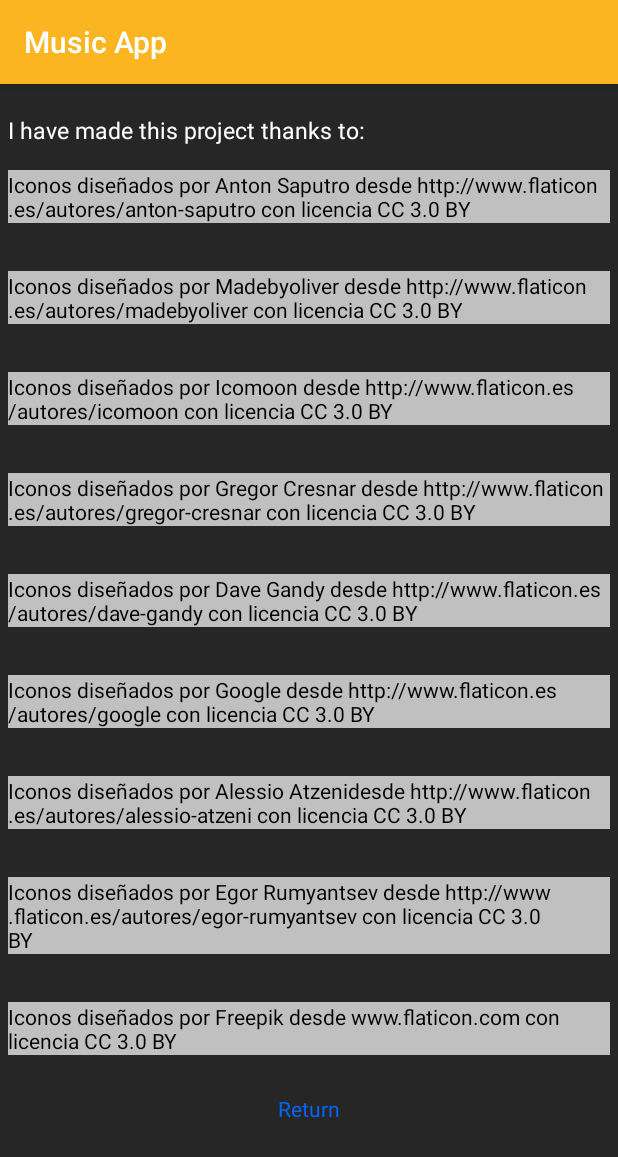
After one commit to m4r60/androidStudioProjects, an Android app: the Credits screen opened directly, with no data from a screen before it, on a phone screen of 412 x 824 dp. The commit adds this screen. Shown: the top 1157 px of the screen. Run offline under Robolectric (Android 15) with nearby library versions, the phone set to English and light mode, and no system bars.

Commit message:
Music App

```diff
--- a/Music App/MusicApp/app/src/main/AndroidManifest.xml
+++ b/Music App/MusicApp/app/src/main/AndroidManifest.xml
@@ -20,7 +20,8 @@
         <activity android:name=".Search" />
         <activity android:name=".Radio" />
         <activity android:name=".PlayList" />
-        <activity android:name=".Buy"></activity>
+        <activity android:name=".Buy" />
+        <activity android:name=".Credits"></activity>
     </application>
 
 </manifest>
--- /dev/null
+++ b/Music App/MusicApp/app/src/main/java/com/example/android/musicapp/Credits.java
@@ -0,0 +1,27 @@
+package com.example.android.musicapp;
+
+import android.content.Intent;
+import android.support.v7.app.AppCompatActivity;
+import android.os.Bundle;
+import android.view.View;
+import android.widget.Button;
+import android.widget.TextView;
+
+public class Credits extends AppCompatActivity {
+
+    @Override
+    protected void onCreate(Bundle savedInstanceState) {
+        super.onCreate(savedInstanceState);
+        setContentView(R.layout.activity_credits);
+
+        /***************************CREDITS SCREEN************************************************/
+        TextView returnLogIn = (TextView) findViewById(R.id.return_log_in);
+        returnLogIn.setOnClickListener(new View.OnClickListener() {
+            @Override
+            public void onClick(View view) {
+                Intent numbersIntent = new Intent(Credits.this, LogIn.class);
+                startActivity(numbersIntent);
+            }
+        });
+    }
+}
--- a/Music App/MusicApp/app/src/main/java/com/example/android/musicapp/LogIn.java
+++ b/Music App/MusicApp/app/src/main/java/com/example/android/musicapp/LogIn.java
@@ -5,6 +5,7 @@ import android.support.v7.app.AppCompatActivity;
 import android.os.Bundle;
 import android.widget.Button;
 import android.view.View;
+import android.widget.TextView;
 
 import static com.example.android.musicapp.R.layout.log_in;
 
@@ -27,6 +28,18 @@ public class LogIn extends AppCompatActivity {
             }
         });
 
+        /***************************CREDITS SCREEN************************************************/
+        TextView credits = (TextView) findViewById(R.id.credits);
+        credits.setOnClickListener(new View.OnClickListener() {
+            // Cuando la Text View sea clicada se ejecutarán las líneas de código de abajo.
+            //Sobreescribimos este método.
+            @Override
+            public void onClick(View view) {
+                Intent numbersIntent = new Intent(LogIn.this, Credits.class);
+                startActivity(numbersIntent);
+            }
+        });
+
 
 
     }
--- /dev/null
+++ b/Music App/MusicApp/app/src/main/res/layout/activity_credits.xml
@@ -0,0 +1,82 @@
+<?xml version="1.0" encoding="utf-8"?>
+<ScrollView xmlns:android="http://schemas.android.com/apk/res/android"
+    xmlns:app="http://schemas.android.com/apk/res-auto"
+    xmlns:tools="http://schemas.android.com/tools"
+    style="@style/scrollViews"
+    tools:context="com.example.android.musicapp.LogIn"
+    tools:layout_editor_absoluteX="8dp"
+    tools:layout_editor_absoluteY="8dp">
+
+    <LinearLayout
+        android:layout_width="match_parent"
+        android:layout_height="match_parent"
+        android:background="#262626"
+        android:orientation="vertical">
+
+        <TextView
+            android:text="@string/thanks"
+            style="@style/textRecentlyPlayed"
+            android:layout_marginTop="20dp"
+            android:layout_marginLeft="5dp"
+            android:layout_marginRight="5dp"  />
+
+      <TextView
+          android:text="@string/antonioSaputro"
+          style="@style/explanationLogIn"
+          android:layout_marginLeft="5dp"
+          android:layout_marginRight="5dp"/>
+
+        <TextView
+            android:text="@string/madebyoliver"
+            style="@style/explanationLogIn"
+            android:layout_marginLeft="5dp"
+            android:layout_marginRight="5dp"/>
+
+        <TextView
+            android:text="@string/icomoon"
+            style="@style/explanationLogIn"
+            android:layout_marginLeft="5dp"
+            android:layout_marginRight="5dp"/>
+
+        <TextView
+            android:text="@string/gergorCresnar"
+            style="@style/explanationLogIn"
+            android:layout_marginLeft="5dp"
+            android:layout_marginRight="5dp"/>
+
+        <TextView
+            android:text="@string/daveGandy"
+            style="@style/explanationLogIn"
+            android:layout_marginLeft="5dp"
+            android:layout_marginRight="5dp"/>
+
+        <TextView
+            android:text="@string/google"
+            style="@style/explanationLogIn"
+            android:layout_marginLeft="5dp"
+            android:layout_marginRight="5dp"/>
+
+        <TextView
+            android:text="@string/alessioAtzeni"
+            style="@style/explanationLogIn"
+            android:layout_marginLeft="5dp"
+            android:layout_marginRight="5dp"/>
+
+        <TextView
+            android:text="@string/egorRumyantsev"
+            style="@style/explanationLogIn"
+            android:layout_marginLeft="5dp"
+            android:layout_marginRight="5dp"/>
+
+        <TextView
+            android:text="@string/Freepik"
+            style="@style/explanationLogIn"
+            android:layout_marginLeft="5dp"
+            android:layout_marginRight="5dp"/>
+        <TextView
+            android:id="@+id/return_log_in"
+            style="@style/complementaryTextLogIn"
+            android:text="@string/returnLogIn" />
+    </LinearLayout>
+
+</ScrollView>
--- a/Music App/MusicApp/app/src/main/res/layout/log_in.xml
+++ b/Music App/MusicApp/app/src/main/res/layout/log_in.xml
@@ -52,6 +52,11 @@
             android:text="@string/explanation"
             android:textAlignment="center" />
 
+        <TextView
+            android:id="@+id/credits"
+            style="@style/complementaryTextLogIn"
+            android:text="@string/credits" />
+
     </LinearLayout>
 
 </ScrollView>
--- a/Music App/MusicApp/app/src/main/res/values/strings.xml
+++ b/Music App/MusicApp/app/src/main/res/values/strings.xml
@@ -10,6 +10,7 @@
     If the user does not remember the password, It can be recovered with "Forgotten Account?"
     Also, a new user can be registered.</string>
     <string name="sing_up"><u>Sing up</u></string>
+    <string name="credits"><u>Credits</u></string>
     <!--*************************************NAV*************************************************-->
     <string name="home">Home</string>
     <string name="search">Search</string>
@@ -59,4 +60,16 @@
     the PayPal environment you are adressing and the business PayPal Account as the receiver,
     calculate the price of the item, set the Payment Type, make the MPL payment call and when the payment flow is complete,
     MPL returns control to your app.</string>
+    <!--************************************CREDITS*********************************************-->
+    <string name="thanks">I have made this project thanks to:</string>
+    <string name="antonioSaputro">Iconos diseñados por Anton Saputro desde http://www.flaticon.es/autores/anton-saputro con licencia CC 3.0 BY</string>
+    <string name="madebyoliver">Iconos diseñados por Madebyoliver desde http://www.flaticon.es/autores/madebyoliver con licencia CC 3.0 BY</string>
+    <string name="icomoon">Iconos diseñados por Icomoon desde http://www.flaticon.es/autores/icomoon con licencia CC 3.0 BY</string>
+    <string name="gergorCresnar">Iconos diseñados por Gregor Cresnar desde http://www.flaticon.es/autores/gregor-cresnar con licencia CC 3.0 BY</string>
+    <string name="daveGandy">Iconos diseñados por Dave Gandy desde http://www.flaticon.es/autores/dave-gandy con licencia CC 3.0 BY</string>
+    <string name="google">Iconos diseñados por Google desde http://www.flaticon.es/autores/google con licencia CC 3.0 BY</string>
+    <string name="alessioAtzeni">Iconos diseñados por Alessio Atzenidesde http://www.flaticon.es/autores/alessio-atzeni con licencia CC 3.0 BY</string>
+    <string name="egorRumyantsev">Iconos diseñados por Egor Rumyantsev desde http://www.flaticon.es/autores/egor-rumyantsev con licencia CC 3.0 BY</string>
+    <string name="Freepik">Iconos diseñados por Freepik desde www.flaticon.com con licencia CC 3.0 BY</string>
+    <string name="returnLogIn">Return</string>
 </resources>
--- a/Music App/MusicApp/app/src/main/res/values/styles.xml
+++ b/Music App/MusicApp/app/src/main/res/values/styles.xml
@@ -359,4 +359,6 @@
         <item name="android:gravity">center_horizontal</item>
     </style>
 
+
+
 </resources>
```
Also changed, not shown: 2 other files.
